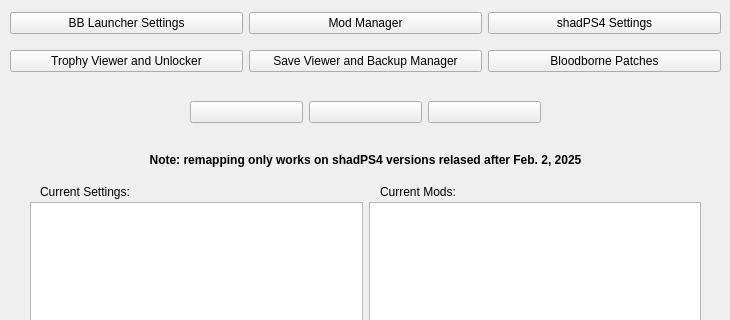
The window that modules/bblauncher.ui (rainmakerv3/BB_Launcher) describes before a commit, drawn with Qt 5; both pictures show x 0 to 730 and y 188 to 508 of the 730 by 696 pixel window.
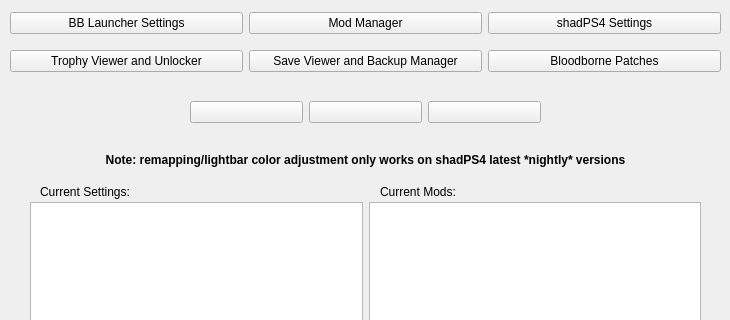
The same window after the commit.

Commit message: Add lightbar color override to GUI

What changed in the file:
```diff
--- a/modules/bblauncher.ui
+++ b/modules/bblauncher.ui
@@ -414,7 +414,7 @@
      </font>
     </property>
     <property name="text">
-     <string>Note: remapping only works on shadPS4 versions relased after Feb. 2, 2025</string>
+     <string>Note: remapping/lightbar color adjustment only works on shadPS4 latest *nightly* versions</string>
     </property>
     <property name="alignment">
      <set>Qt::AlignmentFlag::AlignCenter</set>
```
The commit also changes 3 other files.
